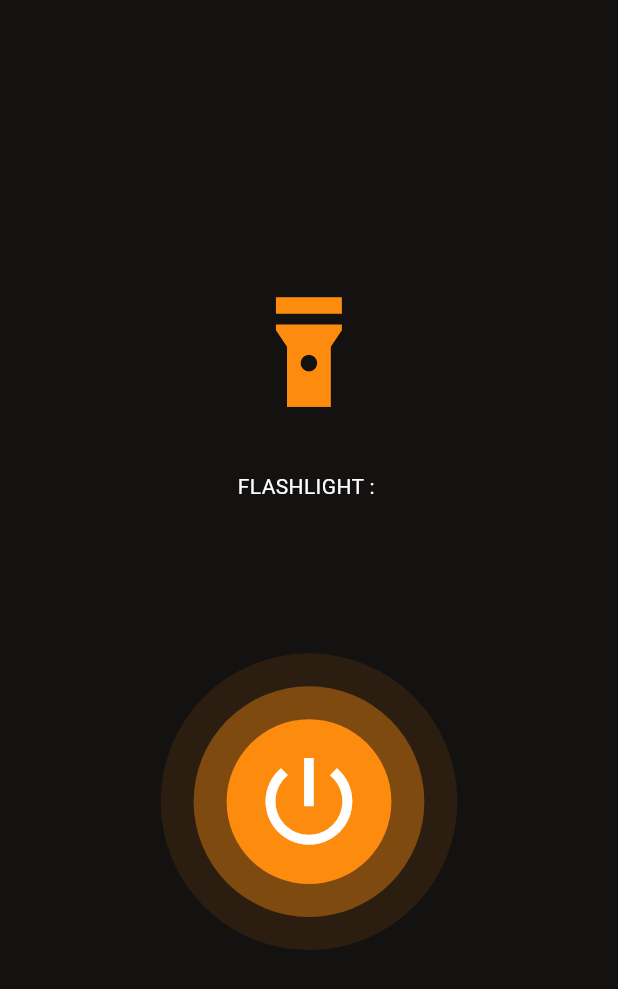
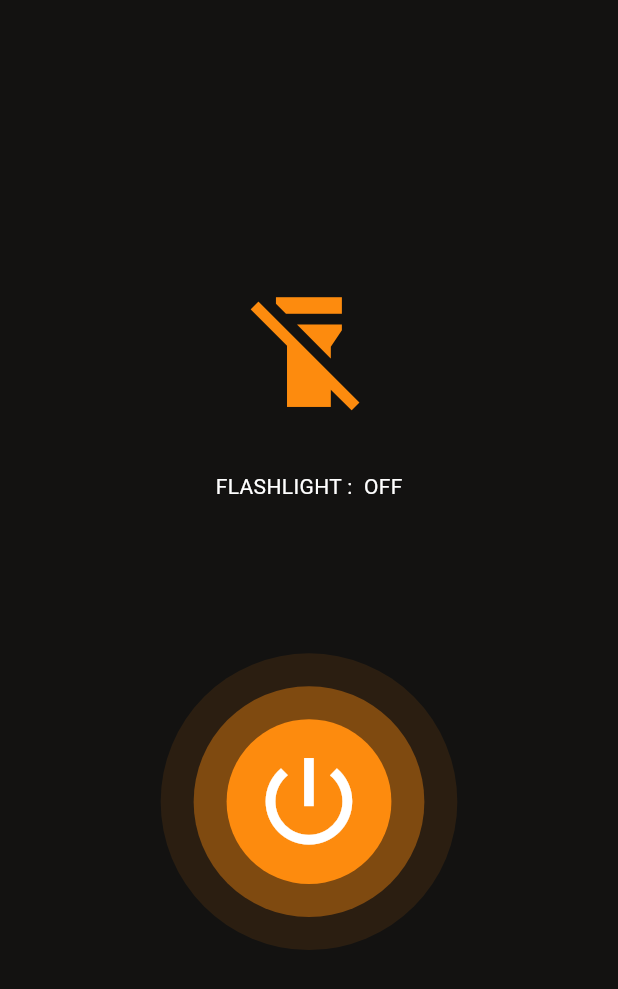
Before and after one commit to roypa123/flashlight, a Flutter app: the screen it shows after launch, on a phone screen of 412 x 824 dp. Shown: the top 989 px of the screen. Run offline on Flutter 3.47's test engine with Material 3 defaults, Android fonts, the phone set to English and light mode, and no system bars; our stand-ins replace equatable, flutter_bloc, flutter_screenutil, get_it; missing offline and left inert: torch_light.

Commit message:
fix: functionality implemented

```diff
--- a/lib/core/configs/constants/string_constants.dart
+++ b/lib/core/configs/constants/string_constants.dart
@@ -1,5 +1,6 @@
 class Strings {
   static const String flashLight = "FLASHLIGHT";
   static const String flashLight1 = "FLASHLIGHT : ";
-  static const String login = "Login";
+  static const String on = "ON";
+  static const String off= "OFF";
 }
--- a/lib/core/utils/injection_container/injection_container.dart
+++ b/lib/core/utils/injection_container/injection_container.dart
@@ -2,6 +2,7 @@
 
 import 'package:get_it/get_it.dart';
 
+import '../../../features/main/presentation/bloc/main_bloc.dart';
 import '../../../features/splash/presentation/bloc/splash_bloc.dart';
 
 part 'injection_container.main.dart';
--- a/lib/core/utils/injection_container/injection_container.main.dart
+++ b/lib/core/utils/injection_container/injection_container.main.dart
@@ -14,7 +14,7 @@ Future<void> _initSplashBloc() async {
 }
 
 Future<void> _initMainBloc() async {
-  // sl.registerFactory(
-  //   () => MainBloc(),
-  // );
+  sl.registerFactory(
+    () => MainBloc(),
+  );
 }
--- a/lib/features/main/presentation/bloc/main_event.dart
+++ b/lib/features/main/presentation/bloc/main_event.dart
@@ -4,7 +4,7 @@ abstract class MainEvent extends Equatable {
   const MainEvent();
 }
 
-class  MainSplash extends MainEvent {
+class  MainPowerButtonEvent extends MainEvent {
   @override
   List<Object?> get props => [];
 }
--- a/lib/features/main/presentation/bloc/main_state.dart
+++ b/lib/features/main/presentation/bloc/main_state.dart
@@ -8,3 +8,12 @@ abstract class MainState extends Equatable {
 }
 
 class MainInitial extends MainState {}
+
+// class MainPowerButtonState extends MainState {
+//   final bool value;
+//   const MainPowerButtonState({this.value = false});
+// }
+
+class FlashlightOffState extends MainState {}
+
+class FlashlightOnState extends MainState {}
--- a/lib/features/main/presentation/view/main_screen.dart
+++ b/lib/features/main/presentation/view/main_screen.dart
@@ -1,5 +1,6 @@
-
+import 'package:flashlight/features/main/presentation/bloc/main_bloc.dart';
 import 'package:flutter/material.dart';
+import 'package:flutter_bloc/flutter_bloc.dart';
 import 'package:flutter_screenutil/flutter_screenutil.dart';
 
 import '../../../../core/configs/constants/string_constants.dart';
@@ -15,25 +16,32 @@ class MainScreen extends StatelessWidget {
       body: SizedBox(
         width: double.maxFinite,
         height: double.maxFinite,
-        child: Column(
+        child: BlocConsumer<MainBloc, MainState>(
+            listener: (context, state) {},
+            builder: (context, state) {
+              return Column(
                 mainAxisAlignment: MainAxisAlignment.center,
                 crossAxisAlignment: CrossAxisAlignment.center,
                 children: [
                   Icon(
-              Icons.flashlight_on,
+                    state is FlashlightOnState
+                        ? Icons.flashlight_on
+                        : Icons.flashlight_off,
                     color: AppColors.ffd8b0e,
                     size: 80.w,
                   ),
                   35.verticalSpace,
-            const Text(
-              Strings.flashLight1,
-              style: TextStyle(
+                  Text(
+                    "${Strings.flashLight1} ${state is FlashlightOnState ? Strings.on : Strings.off}",
+                    style: const TextStyle(
                       color: Colors.white,
                     ),
                   ),
                   100.verticalSpace,
                   GestureDetector(
-              onTap: () {},
+                    onTap: () {
+                      context.read<MainBloc>().add(MainPowerButtonEvent());
+                    },
                     child: Stack(
                       alignment: Alignment.center,
                       children: [
@@ -66,7 +74,8 @@ class MainScreen extends StatelessWidget {
                     ),
                   ),
                 ],
-        ),
+              );
+            }),
       ),
     );
   }
--- a/pubspec.yaml
+++ b/pubspec.yaml
@@ -31,14 +31,13 @@ dependencies:
   flutter:
     sdk: flutter
   flutter_screenutil: ^5.9.3
-  either_dart: ^1.0.0
   get_it: ^8.0.2
-  flutter_svg: ^2.0.14
   tuple: ^2.0.2
   fluttertoast: ^8.2.8
   bloc: ^8.1.4
   flutter_bloc: ^8.1.6
   equatable: ^2.0.5
+  torch_light: ^1.1.0
 
 
   # The following adds the Cupertino Icons font to your application.
```
Also changed, not shown: lib/features/main/presentation/bloc/main_bloc.dart (+19 -3 lines), pubspec.lock, 2 other files. Lines whose indentation alone changed are shown as unchanged.
